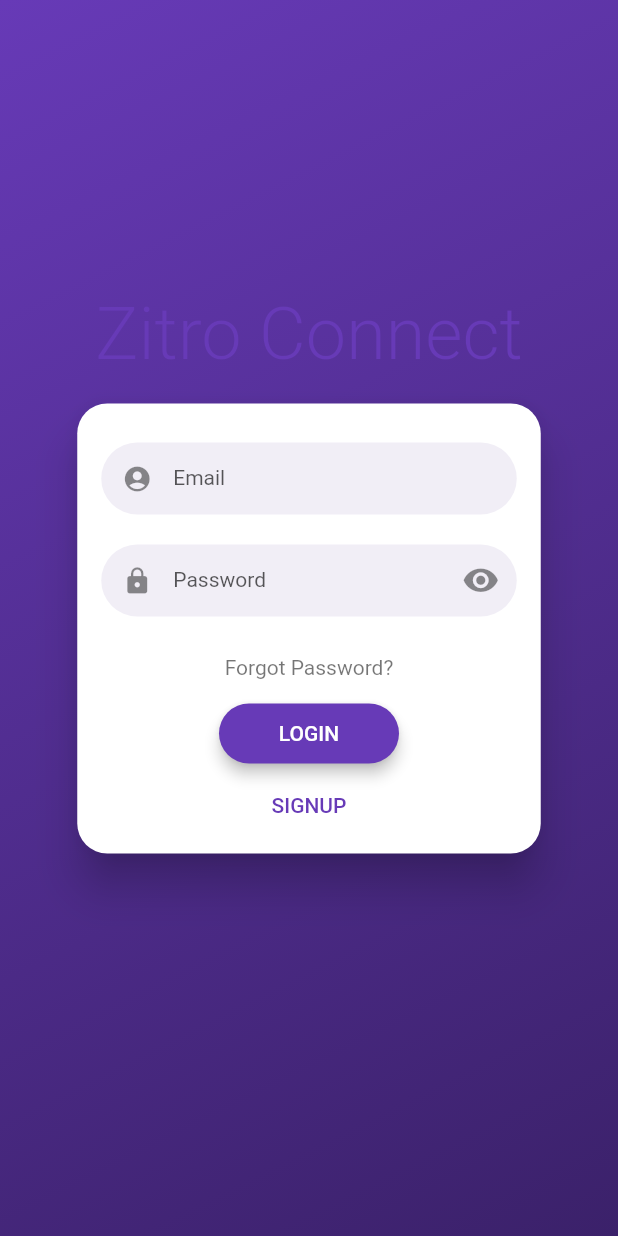
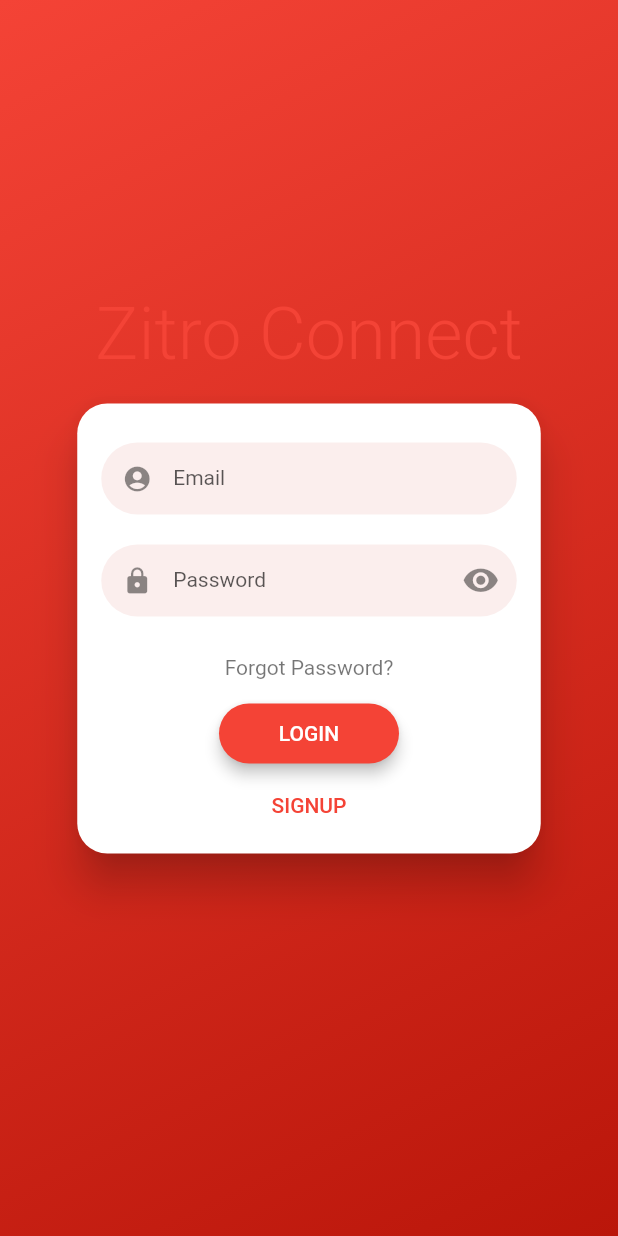
Before and after one commit to linkjavier/Amplify_Flutter_App, a Flutter app: the screen it shows after launch, on a phone screen of 412 x 824 dp. Run offline on Flutter 3.47's test engine with Material 2 defaults, Android fonts, the phone set to English and light mode, and no system bars; drawn by our look-alikes of flutter_login; missing offline and left inert: amplify_analytics_pinpoint, amplify_auth_cognito, amplify_core, amplify_flutter.

Commit message:
Add logic for login It is necessary to correct NULL RETURN errors, restrictions of the most current version of Flutter
Add Zitro Connect icon in the assets path.

Change the background color to red. It is a temporary color so that the color palette is similar to the original

```diff
--- a/lib/UI/pages/loginPage.dart
+++ b/lib/UI/pages/loginPage.dart
@@ -41,8 +41,9 @@ class _EntryScreenState extends State<EntryScreen> {
   @override
   Widget build(BuildContext context) {
     return Scaffold(
-        backgroundColor: Colors.deepPurple,
+        backgroundColor: Colors.red,
         body: Center(
+          // child: Image.asset('assets/icons/Zitro-Connect-Logo.png'),
           child: _amplifyConfigured ? Login() : CircularProgressIndicator(),
         ));
   }
--- a/lib/main.dart
+++ b/lib/main.dart
@@ -29,7 +29,7 @@ class MyApp extends StatelessWidget {
         // or simply save your changes to "hot reload" in a Flutter IDE).
         // Notice that the counter didn't reset back to zero; the application
         // is not restarted.
-        primarySwatch: Colors.deepPurple,
+        primarySwatch: Colors.red,
       ),
       home: const EntryScreen(),
     );
--- a/pubspec.yaml
+++ b/pubspec.yaml
@@ -65,8 +65,8 @@ flutter:
   uses-material-design: true
 
   # To add assets to your application, add an assets section, like this:
-  # assets:
-  #   - images/a_dot_burr.jpeg
+  assets:
+    - assets/icons/
   #   - images/a_dot_ham.jpeg
 
   # An image asset can refer to one or more resolution-specific "variants", see
```
Also changed, not shown: lib/widgets/login.dart (+10 -2 lines), assets/icons/Zitro-Connect-Logo.png (added), 1 other file.
